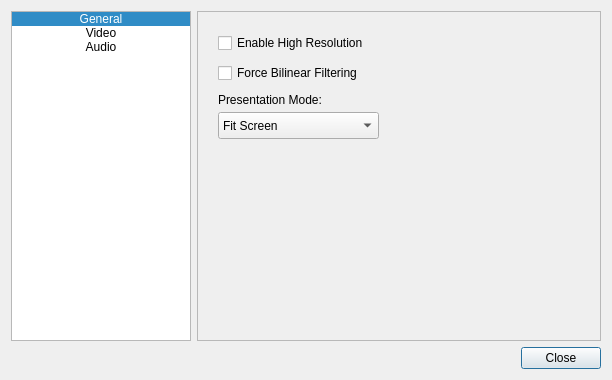
Above: Source/ui_qt/Qt_ui/settingsdialog.ui from jpd002/Play- before the change. Below: the same form after it.
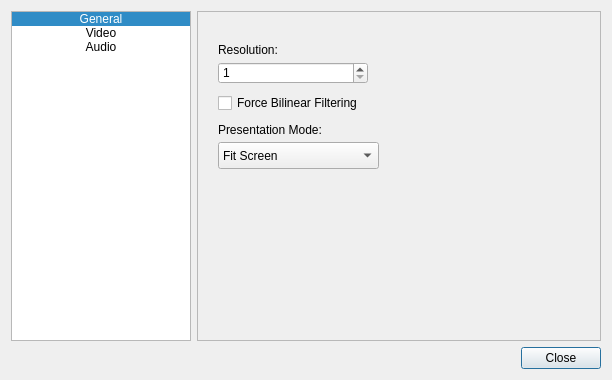
That is the form after the change. The open tabs and pages were chosen to show the change. Icons and pictures are not drawn.

Commit message: Qt Allow user to select resolution factor

```diff
--- a/Source/ui_qt/Qt_ui/settingsdialog.ui
+++ b/Source/ui_qt/Qt_ui/settingsdialog.ui
@@ -133,24 +133,11 @@
       </widget>
      </widget>
      <widget class="QWidget" name="Video">
-      <widget class="QCheckBox" name="checkBox_enable_highres">
-       <property name="geometry">
-        <rect>
-         <x>20</x>
-         <y>20</y>
-         <width>341</width>
-         <height>22</height>
-        </rect>
-       </property>
-       <property name="text">
-        <string>Enable High Resolution</string>
-       </property>
-      </widget>
       <widget class="QCheckBox" name="checkBox_force_bilinear_filtering">
        <property name="geometry">
         <rect>
          <x>20</x>
-         <y>50</y>
+         <y>80</y>
          <width>341</width>
          <height>22</height>
         </rect>
@@ -163,7 +150,7 @@
        <property name="geometry">
         <rect>
          <x>20</x>
-         <y>100</y>
+         <y>130</y>
          <width>161</width>
          <height>27</height>
         </rect>
@@ -191,7 +178,7 @@
        <property name="geometry">
         <rect>
          <x>20</x>
-         <y>80</y>
+         <y>110</y>
          <width>151</width>
          <height>17</height>
         </rect>
@@ -200,6 +187,35 @@
         <string>&lt;html&gt;&lt;head/&gt;&lt;body&gt;&lt;p&gt;Presentation Mode:&lt;/p&gt;&lt;/body&gt;&lt;/html&gt;</string>
        </property>
       </widget>
+      <widget class="QLabel" name="label_3">
+       <property name="geometry">
+        <rect>
+         <x>20</x>
+         <y>30</y>
+         <width>151</width>
+         <height>17</height>
+        </rect>
+       </property>
+       <property name="text">
+        <string>&lt;html&gt;&lt;head/&gt;&lt;body&gt;&lt;p&gt;Resolution:&lt;/p&gt;&lt;/body&gt;&lt;/html&gt;</string>
+       </property>
+      </widget>
+      <widget class="QSpinBox" name="spinBox_resolution">
+       <property name="geometry">
+        <rect>
+         <x>20</x>
+         <y>50</y>
+         <width>150</width>
+         <height>22</height>
+        </rect>
+       </property>
+       <property name="minimum">
+        <number>1</number>
+       </property>
+       <property name="maximum">
+        <number>10</number>
+       </property>
+      </widget>
      </widget>
      <widget class="QWidget" name="Audio">
       <widget class="QCheckBox" name="checkBox_enable_audio">
```
Left out of the diff: 20 changed lines with no effect on the pictures. The commit also changes 2 other files.
